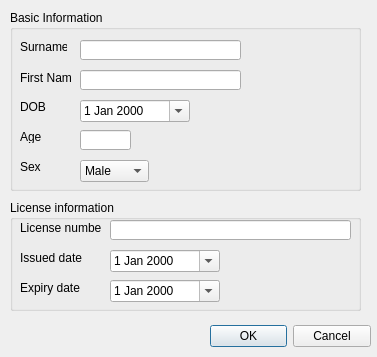
This is TransportOrganizer/uiFiles/registernewdriver.ui in supunt/QTApps as Qt 5 draws it before an edit. The edited form follows.
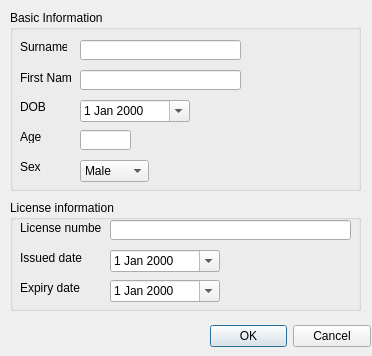
This is the edited form.

Patch:
```diff
--- a/TransportOrganizer/uiFiles/registernewdriver.ui
+++ b/TransportOrganizer/uiFiles/registernewdriver.ui
@@ -6,8 +6,8 @@
    <rect>
     <x>0</x>
     <y>0</y>
-    <width>377</width>
-    <height>357</height>
+    <width>372</width>
+    <height>356</height>
    </rect>
   </property>
   <property name="windowTitle">
```
Left out of the diff: 16 changed lines with no effect on the pictures.
